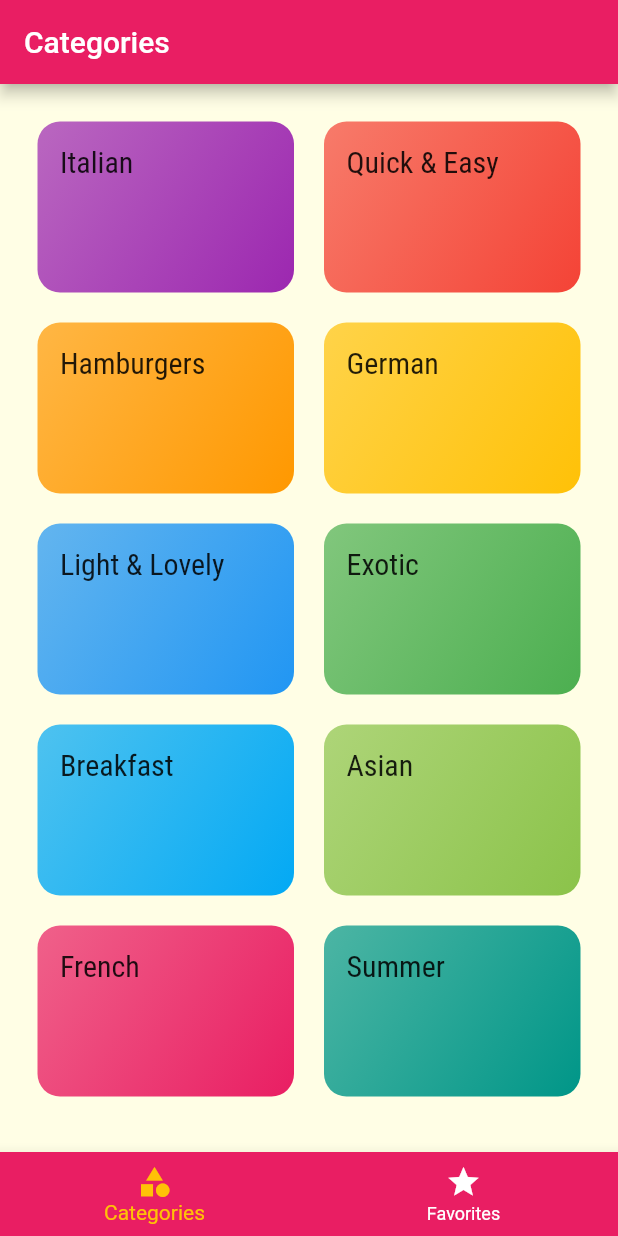
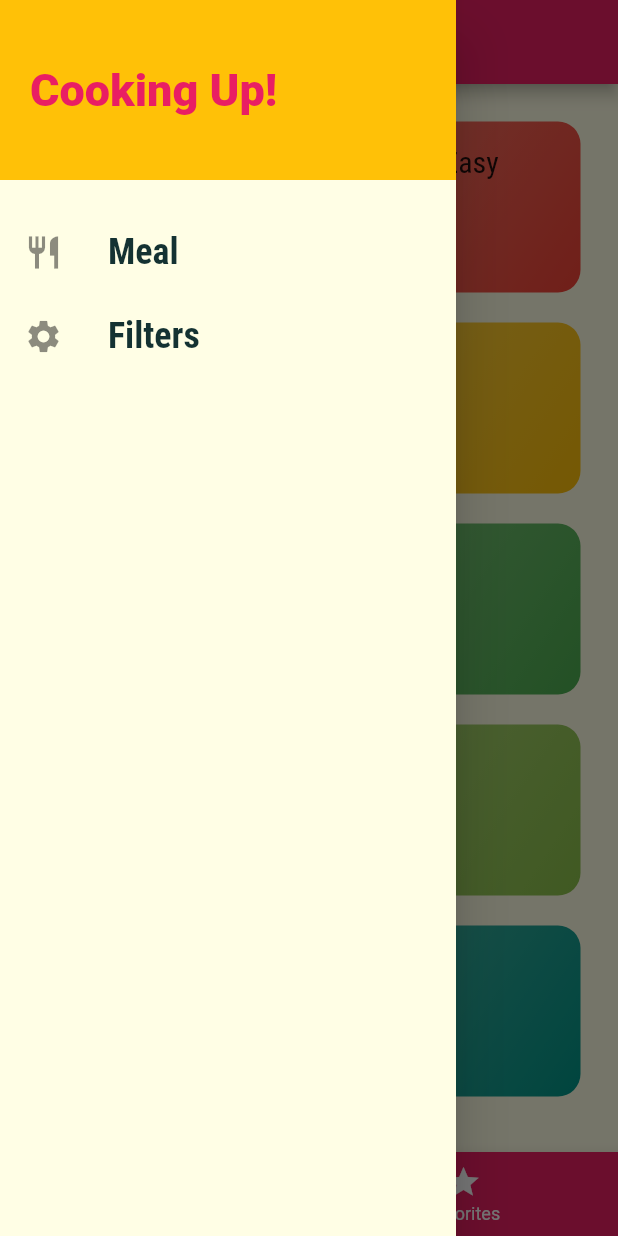
Before and after one commit to MaRiamNaser/Meal_App_Flutter, a Flutter app: the screen it shows after launch, with the side drawer open (before the commit the screen has no drawer), on a phone screen of 412 x 824 dp. Run offline on Flutter 3.47's test engine with Material 2 defaults, Android fonts, the phone set to English and light mode, and no system bars.

Commit message:
Added The Main Drawer.

```diff
--- a/lib/main.dart
+++ b/lib/main.dart
@@ -1,6 +1,7 @@
 import 'package:flutter/material.dart';
 import 'package:meal_app/screens/categories_screen.dart';
 import 'package:meal_app/screens/category_meals_screen.dart';
+import 'package:meal_app/screens/filters_screen.dart';
 import 'package:meal_app/screens/meal_detail_screen.dart';
 import 'package:meal_app/screens/tabs_screen.dart';
 
@@ -38,6 +39,7 @@ class MyApp extends StatelessWidget {
         '/': (context) => TabsScreen(),
         CategoryMealsScreen.routeName: (context) => CategoryMealsScreen(),
         MealDetailScreen.routeName: (context) =>MealDetailScreen(),
+        FiltersScreen.routeName: (context) => FiltersScreen(),
       },
     );
   }
--- /dev/null
+++ b/lib/screens/filters_screen.dart
@@ -0,0 +1,11 @@
+import 'package:flutter/cupertino.dart';
+
+class FiltersScreen extends StatelessWidget {
+  static const routeName = '/filters';
+  @override
+  Widget build(BuildContext context) {
+    return Center(
+      child: Text("Filter Screen !"),
+    );
+  }
+}
--- a/lib/screens/tabs_screen.dart
+++ b/lib/screens/tabs_screen.dart
@@ -2,6 +2,7 @@ import 'package:flutter/cupertino.dart';
 import 'package:flutter/material.dart';
 import 'package:meal_app/screens/categories_screen.dart';
 import 'package:meal_app/screens/favorites_screen.dart';
+import 'package:meal_app/widgets/main-drawer.dart';
 
 class TabsScreen extends StatefulWidget {
 
@@ -53,8 +54,9 @@ class _TabsScreenState extends State<TabsScreen> {
               title: Text("Favorites"))
 
            ],
-         )
+         ),
 
+         drawer: MainDrawer(),
        );
      }
 }
--- /dev/null
+++ b/lib/widgets/main-drawer.dart
@@ -0,0 +1,53 @@
+import 'package:flutter/cupertino.dart';
+import 'package:flutter/material.dart';
+import 'package:meal_app/screens/filters_screen.dart';
+
+class MainDrawer extends StatelessWidget {
+
+  Widget buildListTile(String title, IconData icon, Function tabHandler){
+
+    return ListTile(
+            leading: Icon(icon, size:26),
+            title: Text(title,
+             style:TextStyle(
+              fontSize: 24,
+              fontFamily: 'RobotoCondensed',
+               fontWeight:FontWeight.bold,
+            )
+            ),
+            onTap: tabHandler,
+          );
+  }
+
+
+
+  @override
+  Widget build(BuildContext context) {
+    return Drawer(
+
+      child: Column(
+        children:[
+          Container(
+            height:120,
+            width:double.infinity,
+            padding:EdgeInsets.all(20),
+            alignment: Alignment.centerLeft,
+            color: Theme.of(context).accentColor,
+            child:Text("Cooking Up!",
+            style: TextStyle(
+              fontSize:30,
+              fontWeight:FontWeight.w900,
+              color:Theme.of(context).primaryColor,
+            ),
+            )
+          ),
+          SizedBox(
+            height:20,
+          ),
+          buildListTile("Meal", Icons.restaurant,(){Navigator.of(context).pushNamed('/');}),
+          buildListTile("Filters", Icons.settings,(){Navigator.of(context).pushNamed(FiltersScreen.routeName);}),
+        ],
+      ),
+    );
+  }
+}
```
